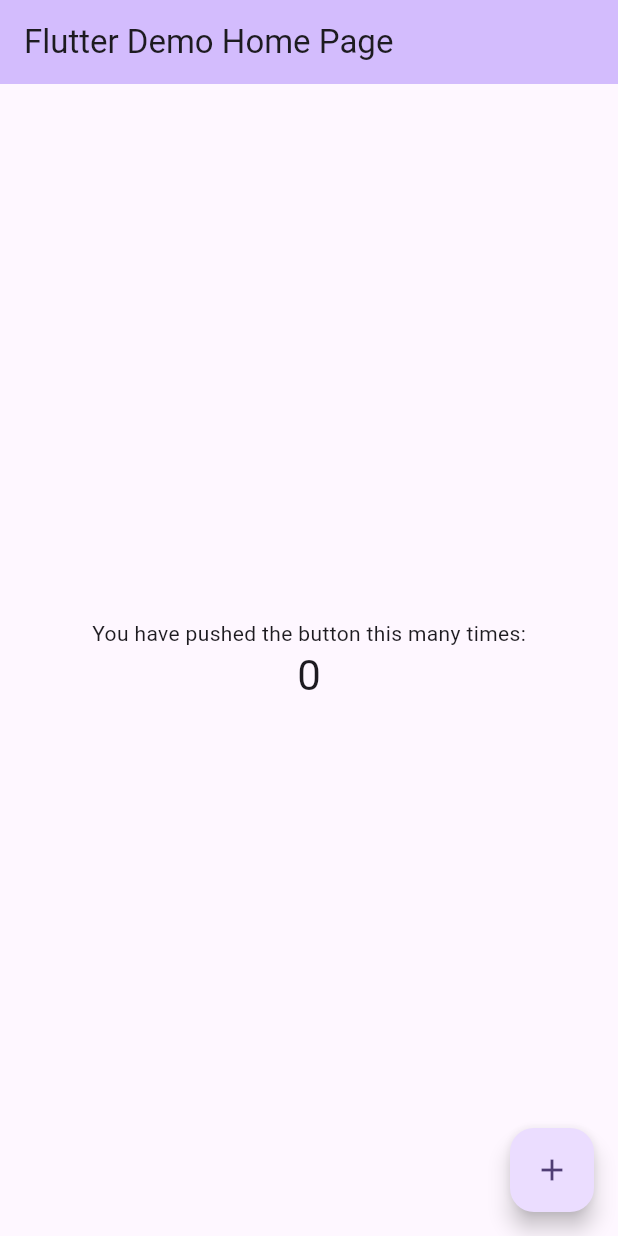
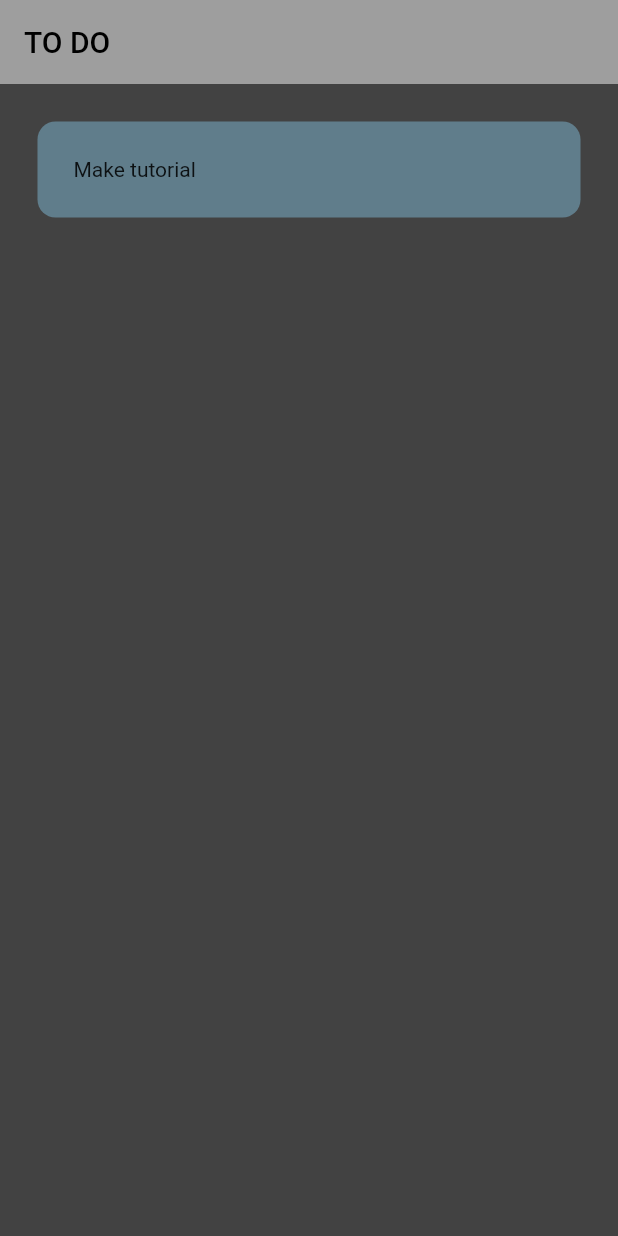
Before and after one commit to alehdzdev/todo-app---Flutter, a Flutter app: the screen it shows after launch, on a phone screen of 412 x 824 dp. Run offline on Flutter 3.47's test engine with Material 2 defaults, Android fonts, the phone set to English and light mode, and no system bars.

Commit message:
[ADD] home page and todo tile

```diff
--- a/todo_app/lib/main.dart
+++ b/todo_app/lib/main.dart
@@ -1,4 +1,5 @@
 import 'package:flutter/material.dart';
+import 'package:todo_app/pages/home_page.dart';
 
 void main() {
   runApp(const MyApp());
@@ -7,119 +8,12 @@ void main() {
 class MyApp extends StatelessWidget {
   const MyApp({super.key});
 
-  // This widget is the root of your application.
   @override
   Widget build(BuildContext context) {
     return MaterialApp(
-      title: 'Flutter Demo',
-      theme: ThemeData(
-        // This is the theme of your application.
-        //
-        // TRY THIS: Try running your application with "flutter run". You'll see
-        // the application has a blue toolbar. Then, without quitting the app,
-        // try changing the seedColor in the colorScheme below to Colors.green
-        // and then invoke "hot reload" (save your changes or press the "hot
-        // reload" button in a Flutter-supported IDE, or press "r" if you used
-        // the command line to start the app).
-        //
-        // Notice that the counter didn't reset back to zero; the application
-        // state is not lost during the reload. To reset the state, use hot
-        // restart instead.
-        //
-        // This works for code too, not just values: Most code changes can be
-        // tested with just a hot reload.
-        colorScheme: ColorScheme.fromSeed(seedColor: Colors.deepPurple),
-        useMaterial3: true,
-      ),
-      home: const MyHomePage(title: 'Flutter Demo Home Page'),
+      debugShowCheckedModeBanner: false,
+      home: const HomePage(),
+      theme: ThemeData(primarySwatch: Colors.grey),
     );
   }
 }
-
-class MyHomePage extends StatefulWidget {
-  const MyHomePage({super.key, required this.title});
-
-  // This widget is the home page of your application. It is stateful, meaning
-  // that it has a State object (defined below) that contains fields that affect
-  // how it looks.
-
-  // This class is the configuration for the state. It holds the values (in this
-  // case the title) provided by the parent (in this case the App widget) and
-  // used by the build method of the State. Fields in a Widget subclass are
-  // always marked "final".
-
-  final String title;
-
-  @override
-  State<MyHomePage> createState() => _MyHomePageState();
-}
-
-class _MyHomePageState extends State<MyHomePage> {
-  int _counter = 0;
-
-  void _incrementCounter() {
-    setState(() {
-      // This call to setState tells the Flutter framework that something has
-      // changed in this State, which causes it to rerun the build method below
-      // so that the display can reflect the updated values. If we changed
-      // _counter without calling setState(), then the build method would not be
-      // called again, and so nothing would appear to happen.
-      _counter++;
-    });
-  }
-
-  @override
-  Widget build(BuildContext context) {
-    // This method is rerun every time setState is called, for instance as done
-    // by the _incrementCounter method above.
-    //
-    // The Flutter framework has been optimized to make rerunning build methods
-    // fast, so that you can just rebuild anything that needs updating rather
-    // than having to individually change instances of widgets.
-    return Scaffold(
-      appBar: AppBar(
-        // TRY THIS: Try changing the color here to a specific color (to
-        // Colors.amber, perhaps?) and trigger a hot reload to see the AppBar
-        // change color while the other colors stay the same.
-        backgroundColor: Theme.of(context).colorScheme.inversePrimary,
-        // Here we take the value from the MyHomePage object that was created by
-        // the App.build method, and use it to set our appbar title.
-        title: Text(widget.title),
-      ),
-      body: Center(
-        // Center is a layout widget. It takes a single child and positions it
-        // in the middle of the parent.
-        child: Column(
-          // Column is also a layout widget. It takes a list of children and
-          // arranges them vertically. By default, it sizes itself to fit its
-          // children horizontally, and tries to be as tall as its parent.
-          //
-          // Column has various properties to control how it sizes itself and
-          // how it positions its children. Here we use mainAxisAlignment to
-          // center the children vertically; the main axis here is the vertical
-          // axis because Columns are vertical (the cross axis would be
-          // horizontal).
-          //
-          // TRY THIS: Invoke "debug painting" (choose the "Toggle Debug Paint"
-          // action in the IDE, or press "p" in the console), to see the
-          // wireframe for each widget.
-          mainAxisAlignment: MainAxisAlignment.center,
-          children: <Widget>[
-            const Text(
-              'You have pushed the button this many times:',
-            ),
-            Text(
-              '$_counter',
-              style: Theme.of(context).textTheme.headlineMedium,
-            ),
-          ],
-        ),
-      ),
-      floatingActionButton: FloatingActionButton(
-        onPressed: _incrementCounter,
-        tooltip: 'Increment',
-        child: const Icon(Icons.add),
-      ), // This trailing comma makes auto-formatting nicer for build methods.
-    );
-  }
-}
--- /dev/null
+++ b/todo_app/lib/pages/home_page.dart
@@ -0,0 +1,27 @@
+import 'package:flutter/material.dart';
+import 'package:todo_app/utils/todo_tile.dart';
+
+class HomePage extends StatefulWidget {
+  const HomePage({super.key});
+
+  @override
+  State<HomePage> createState() => _HomePageState();
+}
+
+class _HomePageState extends State<HomePage> {
+  @override
+  Widget build(BuildContext context) {
+    return Scaffold(
+      backgroundColor: Colors.grey[800],
+      appBar: AppBar(
+        title: const Text('TO DO'),
+        elevation: 0,
+      ),
+      body: ListView(
+        children: [
+          const ToDoTile(),
+        ],
+      ),
+    );
+  }
+}
--- /dev/null
+++ b/todo_app/lib/utils/todo_tile.dart
@@ -0,0 +1,20 @@
+import 'package:flutter/material.dart';
+
+class ToDoTile extends StatelessWidget {
+  const ToDoTile({super.key});
+
+  @override
+  Widget build(BuildContext context) {
+    return Padding(
+      padding: const EdgeInsets.all(25.0),
+      child: Container(
+        padding: EdgeInsets.all(24),
+        child: Text("Make tutorial"),
+        decoration: BoxDecoration(
+          color: Colors.blueGrey,
+          borderRadius: BorderRadius.circular(12),
+        ),
+      ),
+    );
+  }
+}
```
